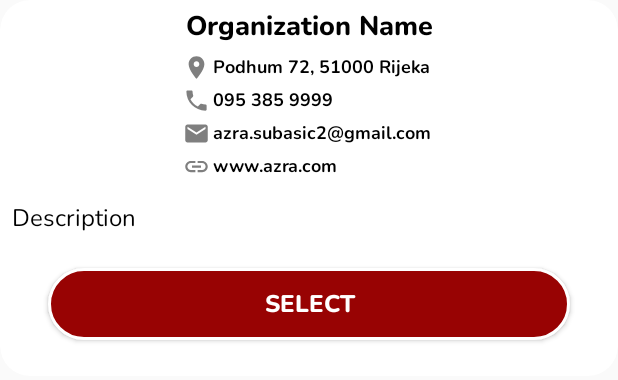
After one commit to a-subasic/RunRaiser, an Android app: the layout layout_organization_card_item.xml on its own in the app's theme, with its tools: preview values and no code run, on a phone screen of 412 x 824 dp. The commit adds this screen. Shown: the top 380 px of the screen. Run offline under Robolectric (Android 15) with nearby library versions, the phone set to English and light mode, and no system bars.

Commit message:
Add organizations recycler view for displaying all data, fix some bugs and optimize

```diff
--- a/app/src/main/java/com/example/runraiser/Firebase.kt
+++ b/app/src/main/java/com/example/runraiser/Firebase.kt
@@ -12,6 +12,7 @@ class Firebase {
         var database: FirebaseDatabase? = FirebaseDatabase.getInstance()
         var databaseUsers: DatabaseReference? = database!!.reference.child("Users")
         var databaseTrainings: DatabaseReference? = database!!.reference.child("Trainings")
+        var databaseOrganizations: DatabaseReference? = database!!.reference.child("Organizations")
         var userId: String = auth!!.currentUser!!.uid
         val currentUserDb = databaseUsers!!.child(userId)
     }
--- a/app/src/main/java/com/example/runraiser/ui/history/TrainingsFragment.kt
+++ b/app/src/main/java/com/example/runraiser/ui/history/TrainingsFragment.kt
@@ -32,7 +32,7 @@ class TrainingsFragment : Fragment() {
     }
 
     private fun addDataSet() {
-        Log.i(tag, "Fetched trainings data: " + HistoryData.myTrainingsData)
+        Log.i(tag, "Fetched trainings data")
         trainingsAdapter.submitList(HistoryData.myTrainingsData)
     }
 
@@ -45,8 +45,4 @@ class TrainingsFragment : Fragment() {
             adapter = trainingsAdapter
         }
     }
-
-    companion object {
-
-    }
 }
--- a/app/src/main/java/com/example/runraiser/ui/home/ActiveUsersData.kt
+++ b/app/src/main/java/com/example/runraiser/ui/home/ActiveUsersData.kt
@@ -53,7 +53,7 @@ class ActiveUsersData {
         }
 
         @RequiresApi(Build.VERSION_CODES.N)
-        fun getUsersMarkers(context: Context) {
+        fun getUsersMarkers(context: Context, usersMarkersDataCallback: UsersMarkersDataCallback) {
             usersBitmapMarker = HashMap()
             Firebase.databaseUsers?.addListenerForSingleValueEvent(object : ValueEventListener {
                 override fun onCancelled(error: DatabaseError) {
@@ -88,6 +88,7 @@ class ActiveUsersData {
                                 }
                             })
                     }
+                    usersMarkersDataCallback.onUsersMarkersDataCallback()
                 }
             })
         }
--- /dev/null
+++ b/app/src/main/res/drawable/ic_donate.xml
@@ -0,0 +1,5 @@
+<vector android:height="24dp" android:viewportHeight="512.001"
+    android:viewportWidth="512.001" android:width="24dp" xmlns:android="http://schemas.android.com/apk/res/android">
+    <path android:fillColor="#FF000000" android:pathData="M402.178,28.989C385.544,10.295 362.487,0 337.253,0c-28.166,0 -52.581,13.318 -70.606,38.513c-1.352,1.889 -2.616,3.778 -3.801,5.648c-1.184,-1.871 -2.448,-3.759 -3.8,-5.648C241.02,13.318 216.605,0 188.439,0c-25.234,0 -48.292,10.295 -64.925,28.988c-15.784,17.74 -24.478,41.456 -24.478,66.779c0,27.519 10.679,52.912 33.604,79.916c20.003,23.56 48.695,47.777 81.919,75.819c12.277,10.363 24.973,21.078 38.464,32.771c2.818,2.442 6.32,3.664 9.822,3.664c3.501,0 7.003,-1.222 9.822,-3.664c13.489,-11.69 26.183,-22.405 38.46,-32.766c21.337,-18.01 39.764,-33.563 55.755,-48.649c31.046,-29.292 59.774,-62.539 59.774,-107.09C426.656,70.444 417.963,46.729 402.178,28.989zM346.299,181.041c-15.386,14.517 -33.52,29.822 -54.517,47.544c-9.341,7.883 -18.921,15.969 -28.936,24.557c-10.017,-8.587 -19.6,-16.675 -28.941,-24.56c-65.399,-55.199 -104.875,-88.517 -104.875,-132.814c-0.002,-37.497 25.538,-65.773 59.408,-65.773c18.095,0 33.484,8.518 45.739,25.317c10.058,13.786 14.187,28.078 14.215,28.174c1.8,6.497 7.712,10.995 14.453,10.995s12.653,-4.498 14.453,-10.995c0.148,-0.535 15.33,-53.491 59.955,-53.491c33.869,0 59.41,28.277 59.41,65.773C396.663,122.937 382.542,146.845 346.299,181.041z"/>
+    <path android:fillColor="#FF000000" android:pathData="M466.954,302.047c-12.441,0 -24.442,5.223 -32.925,14.329l-44.077,47.318c-5.697,-18.316 -22.805,-31.653 -42.971,-31.653h-69.28c-9.699,0 -19.052,-3.529 -26.334,-9.937c-39.163,-34.464 -98.029,-34.767 -137.564,-0.953c-8.153,-11.543 -21.587,-19.103 -36.763,-19.103H15.054c-8.282,0 -14.997,6.714 -14.997,14.997v179.96c0,8.282 6.714,14.997 14.997,14.997H77.04c13.468,0 25.564,-5.957 33.816,-15.365l8.881,2.496c30.378,8.539 61.78,12.868 93.335,12.868H346.98c32.866,0 64.261,-15.698 83.981,-41.991l71.999,-95.997c0.001,-0.002 0.002,-0.004 0.004,-0.006c5.875,-7.834 8.98,-17.16 8.98,-26.971C511.944,322.229 491.761,302.047 466.954,302.047zM92.037,467.01c0,8.269 -6.727,14.997 -14.997,14.997h-46.99V332.04h46.99c8.269,0 14.997,6.727 14.997,14.997V467.01zM478.967,356.014c0,0.001 -0.001,0.001 -0.002,0.002l-71.998,95.999c-14.086,18.781 -36.511,29.993 -59.987,29.993H213.075c-28.811,0 -57.483,-3.953 -85.219,-11.749l-5.865,-1.649c0.019,-0.532 0.041,-1.063 0.041,-1.599V353.816l10.451,-9.197c28.24,-24.85 70.831,-24.852 99.073,0c12.761,11.229 29.148,17.413 46.147,17.413h69.28c8.269,0 14.997,6.728 14.997,14.997c0,8.269 -6.727,14.997 -14.997,14.997H240.398c-8.282,0 -14.997,6.714 -14.997,14.997s6.714,14.997 14.997,14.997h116.634c12.441,0 24.44,-5.221 32.921,-14.325l66.023,-70.876c2.871,-3.082 6.77,-4.779 10.978,-4.779c8.269,0 14.997,6.727 14.997,14.997C481.951,350.307 480.919,353.411 478.967,356.014z"/>
+</vector>
--- /dev/null
+++ b/app/src/main/res/drawable/ic_email.xml
@@ -0,0 +1,5 @@
+<vector android:height="18dp" android:tint="#7F7F7F"
+    android:viewportHeight="24.0" android:viewportWidth="24.0"
+    android:width="18dp" xmlns:android="http://schemas.android.com/apk/res/android">
+    <path android:fillColor="#FF000000" android:pathData="M20,4L4,4c-1.1,0 -1.99,0.9 -1.99,2L2,18c0,1.1 0.9,2 2,2h16c1.1,0 2,-0.9 2,-2L22,6c0,-1.1 -0.9,-2 -2,-2zM20,8l-8,5 -8,-5L4,6l8,5 8,-5v2z"/>
+</vector>
--- /dev/null
+++ b/app/src/main/res/drawable/ic_link.xml
@@ -0,0 +1,5 @@
+<vector android:height="18dp" android:tint="#7F7F7F"
+    android:viewportHeight="24.0" android:viewportWidth="24.0"
+    android:width="18dp" xmlns:android="http://schemas.android.com/apk/res/android">
+    <path android:fillColor="#FF000000" android:pathData="M3.9,12c0,-1.71 1.39,-3.1 3.1,-3.1h4L11,7L7,7c-2.76,0 -5,2.24 -5,5s2.24,5 5,5h4v-1.9L7,15.1c-1.71,0 -3.1,-1.39 -3.1,-3.1zM8,13h8v-2L8,11v2zM17,7h-4v1.9h4c1.71,0 3.1,1.39 3.1,3.1s-1.39,3.1 -3.1,3.1h-4L13,17h4c2.76,0 5,-2.24 5,-5s-2.24,-5 -5,-5z"/>
+</vector>
--- /dev/null
+++ b/app/src/main/res/drawable/ic_location.xml
@@ -0,0 +1,5 @@
+<vector android:height="18dp" android:tint="#7F7F7F"
+    android:viewportHeight="24.0" android:viewportWidth="24.0"
+    android:width="18dp" xmlns:android="http://schemas.android.com/apk/res/android">
+    <path android:fillColor="#FF000000" android:pathData="M12,2C8.13,2 5,5.13 5,9c0,5.25 7,13 7,13s7,-7.75 7,-13c0,-3.87 -3.13,-7 -7,-7zM12,11.5c-1.38,0 -2.5,-1.12 -2.5,-2.5s1.12,-2.5 2.5,-2.5 2.5,1.12 2.5,2.5 -1.12,2.5 -2.5,2.5z"/>
+</vector>
--- /dev/null
+++ b/app/src/main/res/drawable/ic_phone.xml
@@ -0,0 +1,5 @@
+<vector android:height="18dp" android:tint="#7F7F7F"
+    android:viewportHeight="24.0" android:viewportWidth="24.0"
+    android:width="18dp" xmlns:android="http://schemas.android.com/apk/res/android">
+    <path android:fillColor="#FF000000" android:pathData="M6.62,10.79c1.44,2.83 3.76,5.14 6.59,6.59l2.2,-2.2c0.27,-0.27 0.67,-0.36 1.02,-0.24 1.12,0.37 2.33,0.57 3.57,0.57 0.55,0 1,0.45 1,1V20c0,0.55 -0.45,1 -1,1 -9.39,0 -17,-7.61 -17,-17 0,-0.55 0.45,-1 1,-1h3.5c0.55,0 1,0.45 1,1 0,1.25 0.2,2.45 0.57,3.57 0.11,0.35 0.03,0.74 -0.25,1.02l-2.2,2.2z"/>
+</vector>
--- /dev/null
+++ b/app/src/main/res/layout/layout_organization_card_item.xml
@@ -0,0 +1,124 @@
+<?xml version="1.0" encoding="utf-8"?>
+<androidx.cardview.widget.CardView
+    xmlns:android="http://schemas.android.com/apk/res/android"
+    xmlns:tools="http://schemas.android.com/tools"
+    android:layout_width="match_parent"
+    android:layout_height="wrap_content"
+    xmlns:app="http://schemas.android.com/apk/res-auto"
+    app:cardElevation="0dp"
+    app:cardCornerRadius="20dp"
+    app:cardPreventCornerOverlap="false"
+    >
+
+    <LinearLayout
+        android:id="@+id/group_card_container"
+        android:layout_width="match_parent"
+        android:layout_height="wrap_content"
+        android:orientation="vertical">
+
+        <LinearLayout
+            android:layout_width="match_parent"
+            android:layout_height="wrap_content"
+            android:orientation="horizontal">
+
+            <ImageView
+                android:id="@+id/image"
+                android:layout_width="120dp"
+                android:layout_height="120dp"
+                android:scaleType="centerCrop"
+                app:layout_constraintEnd_toEndOf="parent"
+                app:layout_constraintStart_toStartOf="parent"
+                app:layout_constraintTop_toTopOf="parent"
+                android:contentDescription="image" />
+
+            <LinearLayout
+                android:layout_width="wrap_content"
+                android:layout_height="wrap_content"
+                android:orientation="vertical">
+
+                <TextView
+                    android:id="@+id/tv_name"
+                    android:layout_width="wrap_content"
+                    android:layout_height="wrap_content"
+                    android:padding="4dp"
+                    android:textSize="18sp"
+                    android:fontFamily="@font/nunito_extrabold"
+                    android:textColor="@color/black"
+                    android:text="Organization Name"/>
+                <TextView
+                    android:id="@+id/tv_address"
+                    android:layout_width="wrap_content"
+                    android:layout_height="wrap_content"
+                    android:padding="2dp"
+                    android:drawablePadding="2dp"
+                    android:textSize="12dp"
+                    android:drawableStart="@drawable/ic_location"
+                    android:fontFamily="@font/nunito_bold"
+                    android:textColor="@color/black"
+                    android:text="Podhum 72, 51000 Rijeka"/>
+                <TextView
+                    android:id="@+id/tv_phone"
+                    android:layout_width="wrap_content"
+                    android:layout_height="wrap_content"
+                    android:padding="2dp"
+                    android:textSize="12dp"
+                    android:drawablePadding="2dp"
+                    android:drawableStart="@drawable/ic_phone"
+                    android:fontFamily="@font/nunito_bold"
+                    android:textColor="@color/black"
+                    android:text="095 385 9999"/>
+                <TextView
+                    android:id="@+id/tv_email"
+                    android:layout_width="wrap_content"
+                    android:layout_height="wrap_content"
+                    android:fontFamily="@font/nunito_bold"
+                    android:drawableStart="@drawable/ic_email"
+                    android:padding="2dp"
+                    android:textSize="12dp"
+                    android:drawablePadding="2dp"
+                    android:textColor="@color/black"
+                    android:text="azra.subasic2@gmail.com"/>
+                <TextView
+                    android:id="@+id/tv_web"
+                    android:layout_width="wrap_content"
+                    android:fontFamily="@font/nunito_bold"
+                    android:layout_height="wrap_content"
+                    android:drawableStart="@drawable/ic_link"
+                    android:padding="2dp"
+                    android:textSize="12dp"
+                    android:drawablePadding="2dp"
+                    android:textColor="@color/black"
+                    android:text="www.azra.com"/>
+
+            </LinearLayout>
+        </LinearLayout>
+
+
+        <TextView
+            android:id="@+id/tv_description"
+            android:layout_width="match_parent"
+            android:layout_height="wrap_content"
+            android:text="Description"
+            android:textColor="@color/black"
+            android:textSize="16dp"
+            android:fontFamily="@font/nunito"
+            android:layout_marginVertical="12dp"
+            android:layout_marginHorizontal="8dp"
+            />
+
+        <Button
+            android:id="@+id/donate_btn"
+            android:layout_width="match_parent"
+            android:layout_height="wrap_content"
+            android:layout_marginHorizontal="32dp"
+            android:textSize="16sp"
+            android:background="@drawable/start_btn_bg"
+            android:text="@string/select"
+            android:layout_marginTop="10dp"
+            android:layout_marginBottom="24dp"
+            android:fontFamily="@font/nunito_extrabold"
+            android:visibility="visible"
+            android:textColor="@color/white" />
+
+    </LinearLayout>
+</androidx.cardview.widget.CardView>
--- a/app/src/main/res/values/strings.xml
+++ b/app/src/main/res/values/strings.xml
@@ -56,4 +56,6 @@
     <string name="money_raised">Money raised</string>
     <string name="goal">Goal</string>
     <string name="speed">Speed</string>
+    <string name="donate">Donate</string>
+    <string name="select">Select</string>
 </resources>
```
Also changed, not shown: app/src/main/java/com/example/runraiser/FirebaseCallback.kt (+9 -0 lines), app/src/main/java/com/example/runraiser/authenticationActivities/LoginActivity.kt (+6 -3 lines), app/src/main/java/com/example/runraiser/ui/donate/DonateFragment.kt (added, +74 -0 lines), app/src/main/java/com/example/runraiser/ui/donate/DonateViewModel.kt (added, +13 -0 lines), app/src/main/java/com/example/runraiser/ui/donate/OrganizationCard.kt (added, +12 -0 lines), app/src/main/java/com/example/runraiser/ui/donate/OrganizationsData.kt (added, +44 -0 lines), app/src/main/java/com/example/runraiser/ui/donate/OrganizationsRecyclerAdapter.kt (added, +72 -0 lines), app/src/main/java/com/example/runraiser/ui/home/HomeFragment.kt (+11 -11 lines), app/src/main/res/layout/fragment_donate.xml (added, +64 -0 lines).
